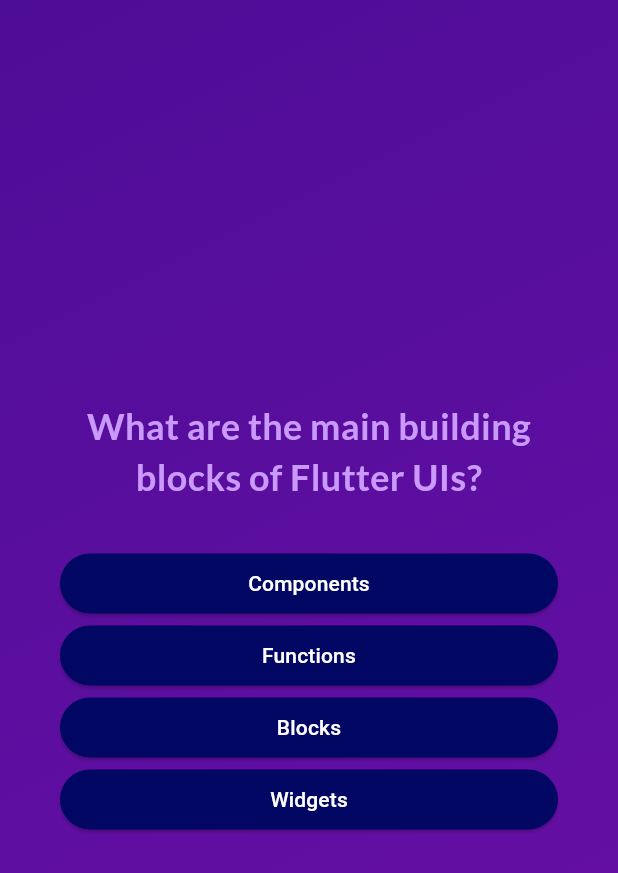
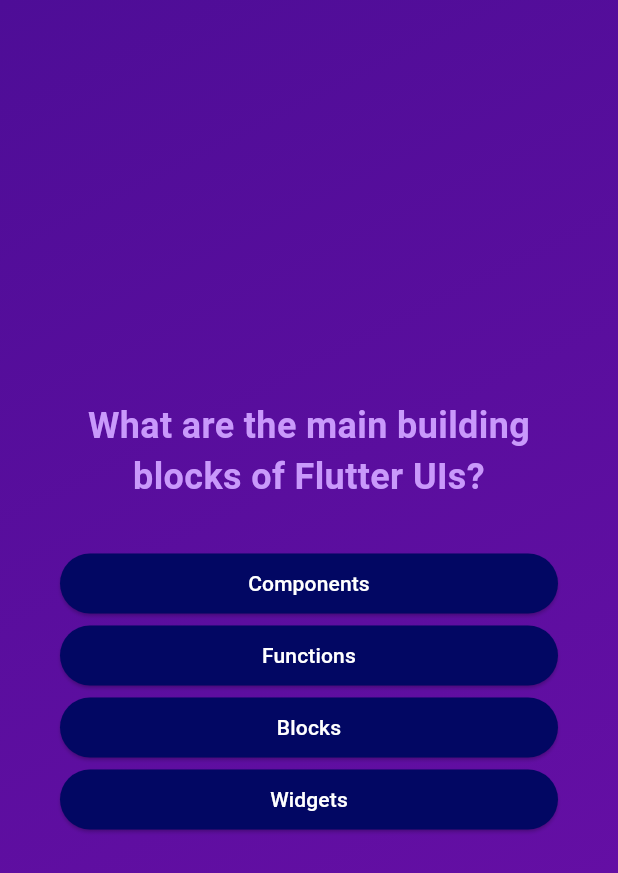
Before and after one commit to Zahid-Abbas-Ali-Baig/quiz_app, a Flutter app: the screen it shows after launch, after a tap on "Start Quiz", on a phone screen of 412 x 824 dp. Shown: the top 873 px of the screen. Run offline on Flutter 3.47's test engine with Material 3 defaults, Android fonts, the phone set to English and light mode, and no system bars; our stand-ins replace google_fonts.

Commit message:
Update questions_screen.dart

```diff
--- a/lib/questions_screen.dart
+++ b/lib/questions_screen.dart
@@ -35,7 +35,7 @@ class _QuestionsScreenState extends State<QuestionsScreen> {
             Text(
               textAlign: TextAlign.center,
               currentQuestion.text,
-              style: GoogleFonts.lato(
+              style: TextStyle(
                 color: const Color.fromARGB(255, 201, 153, 251),
                 fontSize: 24,
                 fontWeight: FontWeight.bold,
```
